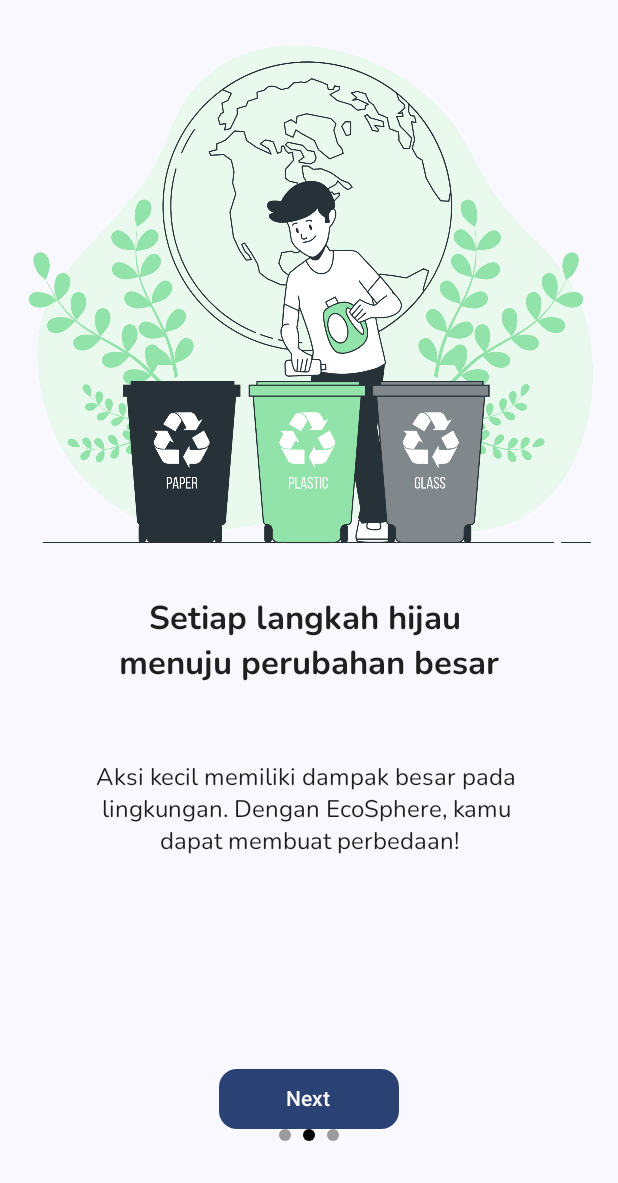
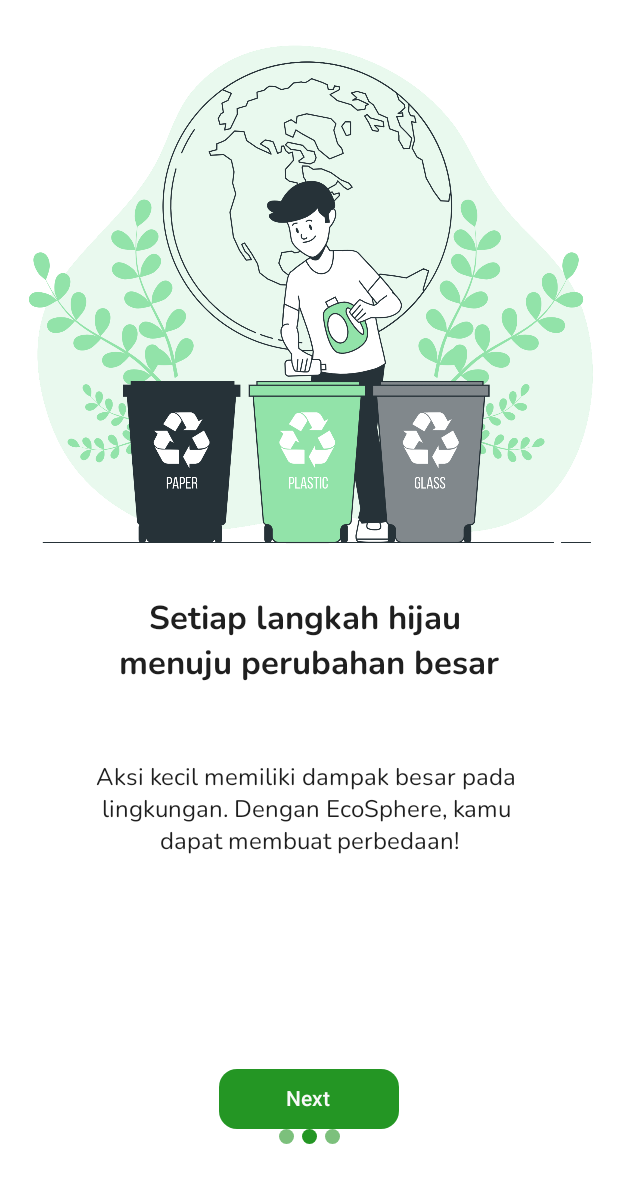
Before and after one commit to rakaagus/EcoSphere, an Android app built with Jetpack Compose: the screen it shows after launch (MainActivity), after a tap on "Next", on a phone screen of 412 x 824 dp. Shown: the top 1183 px of the screen. Run offline under Robolectric (Android 15) with nearby library versions, the phone set to English and light mode, and no system bars; our stand-ins replace accompanist.

Commit message:
Fix & Update: Add new color, add 1 library, edit SplashScreen & OnboardingScreen, set color statusbar & set background color

```diff
--- a/app/build.gradle.kts
+++ b/app/build.gradle.kts
@@ -70,6 +70,9 @@ dependencies {
     implementation(libs.accompanist.pager.indicator)
     implementation(libs.accompanist.flow.layout)
 
+    /*StatusBar*/
+    implementation(libs.accompanist.system.ui)
+
     androidTestImplementation(libs.androidx.junit)
     androidTestImplementation(libs.androidx.espresso.core)
     androidTestImplementation(platform(libs.androidx.compose.bom))
--- a/app/src/main/java/com/neirasphere/ecosphere/EcoSphereApp.kt
+++ b/app/src/main/java/com/neirasphere/ecosphere/EcoSphereApp.kt
@@ -12,8 +12,13 @@ import androidx.compose.material3.NavigationBarItem
 import androidx.compose.material3.Scaffold
 import androidx.compose.material3.Text
 import androidx.compose.runtime.Composable
+import androidx.compose.runtime.SideEffect
 import androidx.compose.runtime.getValue
+import androidx.compose.runtime.remember
 import androidx.compose.ui.Modifier
+import androidx.compose.ui.graphics.Color
+import androidx.compose.ui.platform.LocalContext
+import androidx.compose.ui.platform.LocalView
 import androidx.compose.ui.res.stringResource
 import androidx.navigation.NavGraph.Companion.findStartDestination
 import androidx.navigation.NavHostController
@@ -21,6 +26,7 @@ import androidx.navigation.compose.NavHost
 import androidx.navigation.compose.composable
 import androidx.navigation.compose.currentBackStackEntryAsState
 import androidx.navigation.compose.rememberNavController
+import com.google.accompanist.systemuicontroller.rememberSystemUiController
 import com.neirasphere.ecosphere.ui.navigation.NavigationItem
 import com.neirasphere.ecosphere.ui.navigation.Screen
 import com.neirasphere.ecosphere.ui.screen.onboarding.OnboardingScreen
@@ -127,3 +133,11 @@ fun BottomAppBar(
         }
     }
 }
+
+@Composable
+fun SetStatusBarColor(color: Color) {
+    val systemUiController = rememberSystemUiController()
+    SideEffect {
+        systemUiController.setStatusBarColor(color = color)
+    }
+}
--- a/app/src/main/java/com/neirasphere/ecosphere/MainActivity.kt
+++ b/app/src/main/java/com/neirasphere/ecosphere/MainActivity.kt
@@ -9,6 +9,7 @@ import androidx.compose.material3.Surface
 import androidx.compose.material3.Text
 import androidx.compose.runtime.Composable
 import androidx.compose.ui.Modifier
+import androidx.compose.ui.graphics.Color
 import androidx.compose.ui.tooling.preview.Preview
 import com.neirasphere.ecosphere.ui.theme.EcoSphereProjectTheme
 
@@ -18,6 +19,7 @@ class MainActivity : ComponentActivity() {
         setContent {
             EcoSphereProjectTheme {
                 // A surface container using the 'background' color from the theme
+                SetStatusBarColor(color = Color.White)
                 Surface(
                     modifier = Modifier.fillMaxSize(),
                     color = MaterialTheme.colorScheme.background
--- a/app/src/main/java/com/neirasphere/ecosphere/ui/screen/onboarding/OnboardingScreen.kt
+++ b/app/src/main/java/com/neirasphere/ecosphere/ui/screen/onboarding/OnboardingScreen.kt
@@ -1,6 +1,7 @@
 package com.neirasphere.ecosphere.ui.screen.onboarding
 
 import androidx.compose.foundation.Image
+import androidx.compose.foundation.background
 import androidx.compose.foundation.layout.Column
 import androidx.compose.foundation.layout.Spacer
 import androidx.compose.foundation.layout.fillMaxSize
@@ -28,7 +29,9 @@ import com.google.accompanist.pager.HorizontalPagerIndicator
 import com.google.accompanist.pager.rememberPagerState
 import com.neirasphere.ecosphere.ui.navigation.Screen
 import com.neirasphere.ecosphere.ui.theme.BlackColor
+import com.neirasphere.ecosphere.ui.theme.InActiveColor
 import com.neirasphere.ecosphere.ui.theme.NeutralColorWhite
+import com.neirasphere.ecosphere.ui.theme.PrimaryColor
 import com.neirasphere.ecosphere.utils.OnboardingPage
 import kotlinx.coroutines.launch
 
@@ -66,10 +69,11 @@ fun OnboardingScreen(
         Button(
             onClick = {
                 scope.launch {
-                    pagerState.animateScrollToPage(pagerState.currentPage + 1)
-                }
-                if(pagerState.currentPage == 2){
-                    navController.navigate(Screen.LoginScreen.route)
+                    if(pagerState.currentPage == pagerState.pageCount - 1){
+                        navController.navigate(Screen.LoginScreen.route)
+                    }else {
+                        pagerState.animateScrollToPage(pagerState.currentPage + 1)
+                    }
                 }
             },
             shape = MaterialTheme.shapes.medium,
@@ -82,7 +86,12 @@ fun OnboardingScreen(
             modifier = Modifier
                 .align(Alignment.CenterHorizontally)
                 .weight(1f),
-            pagerState = pagerState
+            pagerState = pagerState,
+            inactiveColor = InActiveColor,
+            activeColor = PrimaryColor,
+            spacing = 5.dp,
+            indicatorHeight = 10.dp,
+            indicatorWidth = 10.dp
         )
     }
 }
--- a/app/src/main/java/com/neirasphere/ecosphere/ui/screen/splashscreen/SplashScreen.kt
+++ b/app/src/main/java/com/neirasphere/ecosphere/ui/screen/splashscreen/SplashScreen.kt
@@ -2,6 +2,7 @@ package com.neirasphere.ecosphere.ui.screen.splashscreen
 
 import androidx.compose.animation.AnimatedVisibility
 import androidx.compose.foundation.Image
+import androidx.compose.foundation.background
 import androidx.compose.foundation.layout.Arrangement
 import androidx.compose.foundation.layout.Box
 import androidx.compose.foundation.layout.Column
@@ -19,6 +20,7 @@ import androidx.compose.runtime.mutableStateOf
 import androidx.compose.runtime.remember
 import androidx.compose.ui.Alignment
 import androidx.compose.ui.Modifier
+import androidx.compose.ui.graphics.Color
 import androidx.compose.ui.res.painterResource
 import androidx.compose.ui.res.stringResource
 import androidx.compose.ui.tooling.preview.Preview
@@ -45,7 +47,6 @@ fun SplashScreen(
         delay(2000)
         navController.popBackStack()
         navController.navigate(Screen.OnboardingScreen.route)
-        startAnim = false
     }
     SplashScreenAnimation(state = startAnim)
 }
--- a/app/src/main/java/com/neirasphere/ecosphere/ui/theme/Color.kt
+++ b/app/src/main/java/com/neirasphere/ecosphere/ui/theme/Color.kt
@@ -16,3 +16,4 @@ val TextColorSc = Color(0xFF598533)
 val BlackColor = Color(0xFF1F1F1F)
 val NeutralColorGrey = Color(0xFFE7E7E7)
 val NeutralColorWhite = Color(0xFFF9F9F9)
+val InActiveColor = Color(0xFF7CC07C)
--- a/app/src/main/java/com/neirasphere/ecosphere/ui/theme/Theme.kt
+++ b/app/src/main/java/com/neirasphere/ecosphere/ui/theme/Theme.kt
@@ -36,7 +36,8 @@ private val LightColorScheme = lightColorScheme(
     primaryContainer = PrimaryColor,
     onPrimaryContainer = NeutralColorWhite,
     secondaryContainer = NeutralColorGrey,
-    onSecondaryContainer = NeutralColorWhite
+    onSecondaryContainer = NeutralColorWhite,
+    background = Color.White
 
 //    primary = Purple40,
 //    secondary = PurpleGrey40,
@@ -60,7 +61,7 @@ fun EcoSphereProjectTheme(
     dynamicColor: Boolean = true,
     content: @Composable () -> Unit
 ) {
-    val colorScheme = when {
+    /*val colorScheme = when {
         dynamicColor && Build.VERSION.SDK_INT >= Build.VERSION_CODES.S -> {
             val context = LocalContext.current
             if (darkTheme) dynamicDarkColorScheme(context) else dynamicLightColorScheme(context)
@@ -68,7 +69,8 @@ fun EcoSphereProjectTheme(
 
         darkTheme -> DarkColorScheme
         else -> LightColorScheme
-    }
+    }*/
+    val colorScheme = LightColorScheme
     val view = LocalView.current
     if (!view.isInEditMode) {
         SideEffect {
--- a/gradle/libs.versions.toml
+++ b/gradle/libs.versions.toml
@@ -14,6 +14,7 @@ coilVersion = "2.6.0"
 veiwModelVersion = "2.7.0"
 accompanist_version = "0.24.2-alpha"
 flowLayoutVersion = "0.27.1"
+systemUi = "0.27.0"
 
 [libraries]
 androidx-core-ktx = { group = "androidx.core", name = "core-ktx", version.ref = "coreKtx" }
@@ -44,6 +45,8 @@ accompanist-pager = { group = "com.google.accompanist", name = "accompanist-page
 accompanist-pager-indicator = { group = "com.google.accompanist", name = "accompanist-pager-indicators", version.ref="accompanist_version"}
 accompanist-flow-layout = {group = "com.google.accompanist", name = "accompanist-flowlayout", version.ref = "flowLayoutVersion"}
 
+#statubar
+accompanist-system-ui = {group = "com.google.accompanist", name = "accompanist-systemuicontroller", version.ref="systemUi"}
 [plugins]
 androidApplication = { id = "com.android.application", version.ref = "agp" }
 jetbrainsKotlinAndroid = { id = "org.jetbrains.kotlin.android", version.ref = "kotlin" }
```
